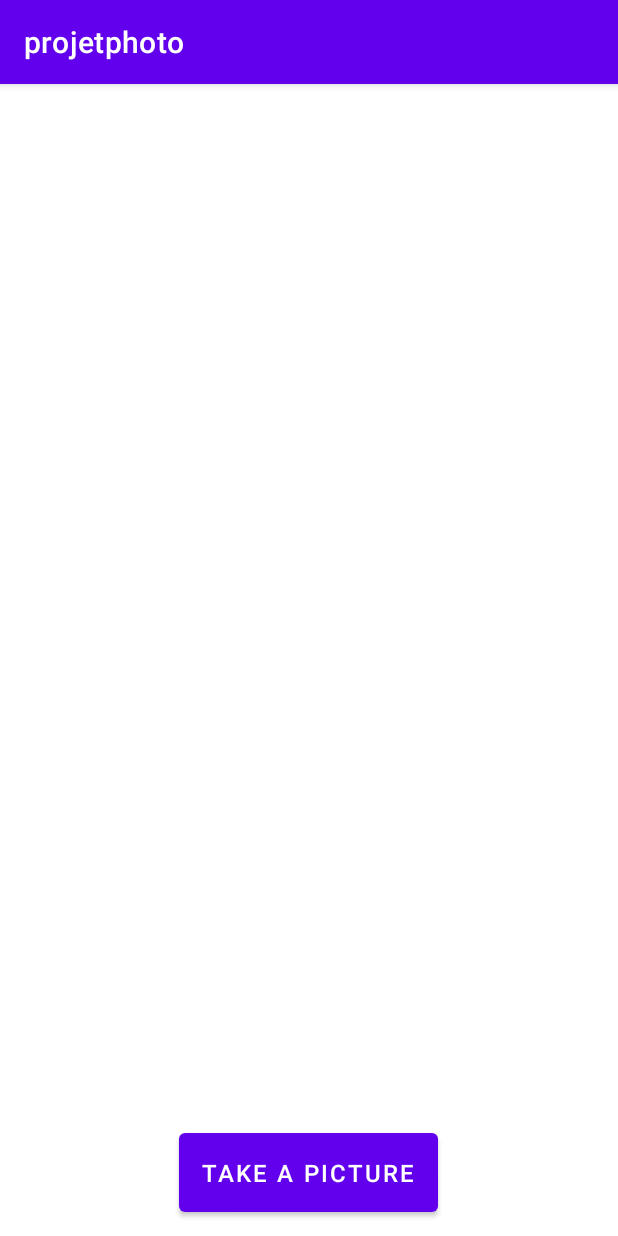
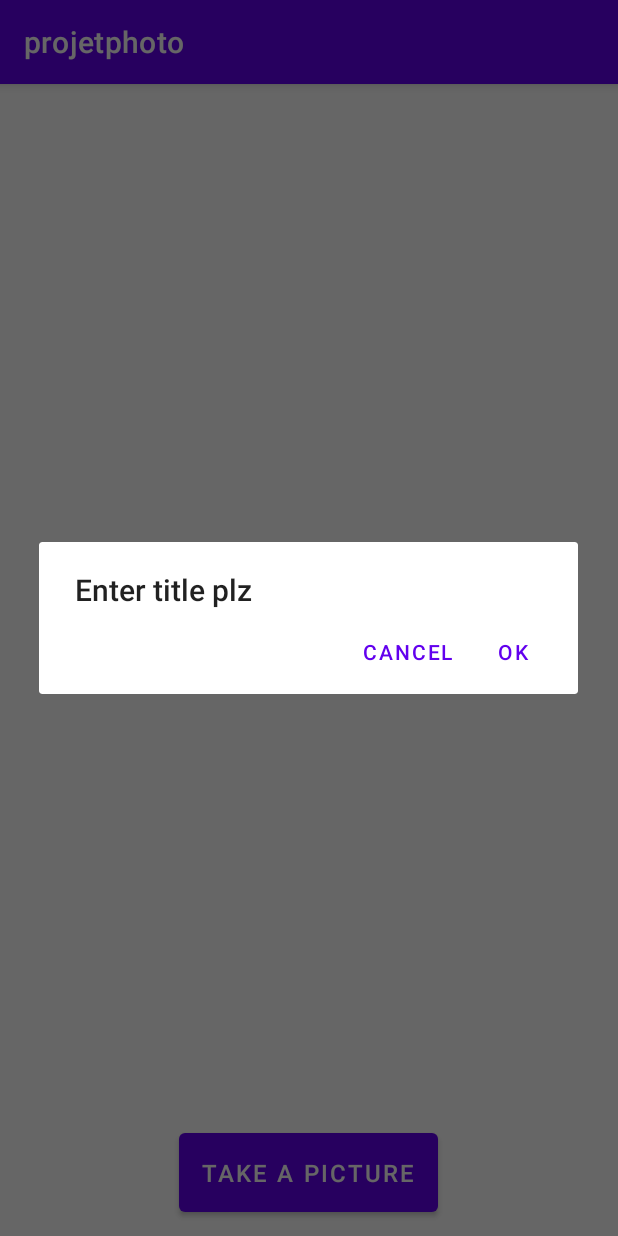
Before and after one commit to CedricLphn/project-android-l3-scan-group1, an Android app: the TakePicturesActivity screen opened directly, with no data from a screen before it, after a tap on "TAKE A PICTURE", on a phone screen of 412 x 824 dp. Run offline under Robolectric (Android 15) with nearby library versions, the phone set to English and light mode, and no system bars.

```diff
--- a/app/src/main/java/com/example/projetphoto/pictureList/PictureListActivity.kt
+++ b/app/src/main/java/com/example/projetphoto/pictureList/PictureListActivity.kt
@@ -1,16 +1,21 @@
 package com.example.projetphoto.pictureList
 
+import android.content.Context
+import android.content.DialogInterface
 import android.content.Intent
 import android.os.Build
 import android.os.Bundle
 import android.util.Log
+import android.widget.EditText
 import android.widget.Toast
 import androidx.activity.viewModels
 import androidx.annotation.RequiresApi
+import androidx.appcompat.app.AlertDialog
 import androidx.appcompat.app.AppCompatActivity
 import androidx.lifecycle.Observer
 import androidx.recyclerview.widget.LinearLayoutManager
 import androidx.room.Room
+import com.example.projetphoto.R
 import com.example.projetphoto.azure.CognitiveEndpoint
 import com.example.projetphoto.azure.CognitiveServiceBuilder
 import com.example.projetphoto.databinding.ActivityPictureListBinding
--- a/app/src/main/java/com/example/projetphoto/takepictures/TakePicturesActivity.kt
+++ b/app/src/main/java/com/example/projetphoto/takepictures/TakePicturesActivity.kt
@@ -8,13 +8,18 @@ import android.os.Build
 import android.os.Bundle
 import android.provider.MediaStore
 import android.util.Log
+import android.widget.EditText
 import androidx.annotation.RequiresApi
+import androidx.appcompat.app.AlertDialog
 import androidx.appcompat.app.AppCompatActivity
 import androidx.core.app.ActivityCompat
 import androidx.core.content.ContextCompat
+import com.example.projetphoto.R
 import com.example.projetphoto.databinding.ActivityTakepicturesBinding
 import java.io.File
 import java.io.FileOutputStream
+import java.text.SimpleDateFormat
+import java.util.*
 
 
 private val cameraRequestId  = 1222
@@ -36,9 +41,34 @@ class TakePicturesActivity : AppCompatActivity() {
                 cameraRequestId
             )
         binding.cameraBtn.setOnClickListener {
-            val cameraInt = Intent(MediaStore.ACTION_IMAGE_CAPTURE)
-            startActivityForResult(cameraInt, cameraRequestId)
+            textDialog()
+
+           // val cameraInt = Intent(MediaStore.ACTION_IMAGE_CAPTURE)
+           // startActivityForResult(cameraInt, cameraRequestId)
         }
+    }
+    private fun textDialog() {
+            val builder = AlertDialog.Builder(this)
+            val inflater = layoutInflater
+           // val dialogLayout = inflater.inflate(binding.cameraBtn, null)
+           // val editText = dialogLayout.findViewById<EditText>(editText)
+
+            with(builder) {
+                setTitle("Enter title plz")
+                setPositiveButton("OK"){dialog, which ->
+                    val cameraInt = Intent(MediaStore.ACTION_IMAGE_CAPTURE)
+                    startActivityForResult(cameraInt, cameraRequestId)
+                   // val text  = editText.text.toString()
+                }
+                setNegativeButton("Cancel"){ dialog, which ->
+
+
+                }
+
+                //setView(dialogLayout)
+                show()
+            }
+
     }
     @RequiresApi(Build.VERSION_CODES.M)
     override fun onActivityResult(requestCode: Int, resultCode: Int, data: Intent?) {
@@ -55,7 +85,10 @@ class TakePicturesActivity : AppCompatActivity() {
                 requestPermissions(permission, PERMISSION_CODE)
                 //Manifest.permission.WRITE_EXTERNAL_STORAGE + Manifest.permission.READ_EXTERNAL_STORAGE
             } else {
-                val name = saveImage(image, "test2")
+                val sdf = SimpleDateFormat("dd/M/yyyy_hh:mm:ss")
+                val currentDate = sdf.format(Date())
+                val name = saveImage(image, "$currentDate")
+                //val name = saveImage(image, "test2")
                 val returnIntent = Intent(this, TakePicturesActivity::class.java)
                 returnIntent.putExtra("result", name)
                 setResult(RESULT_OK, returnIntent)
```
Also changed, not shown: app/src/main/res/layout/edittext.xml (added, +21 -0 lines).
